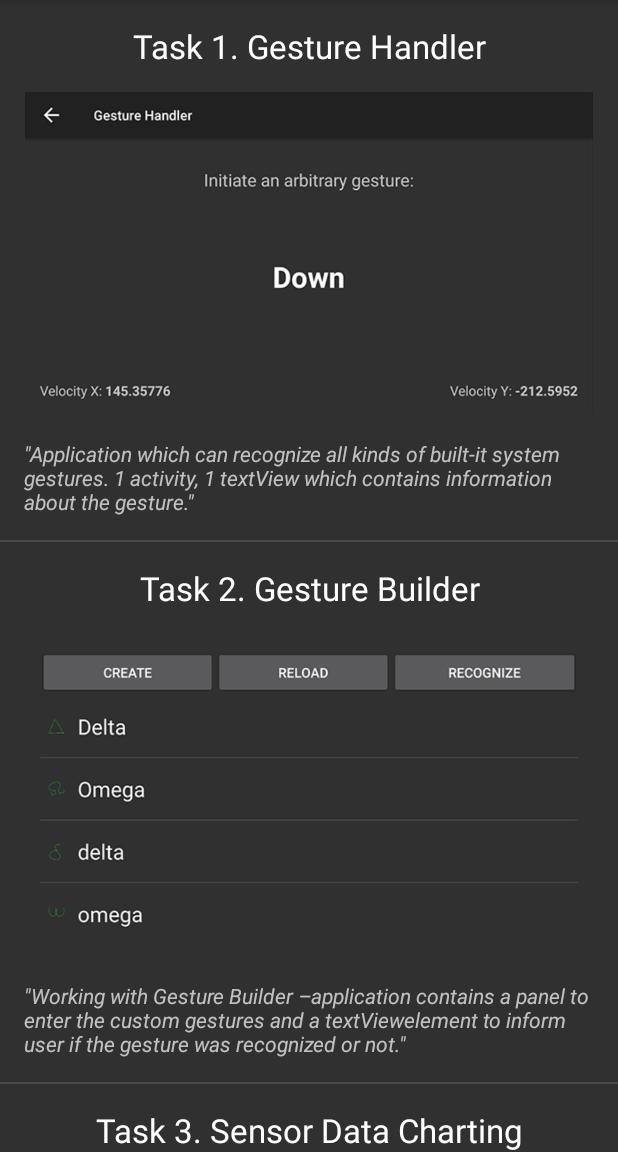
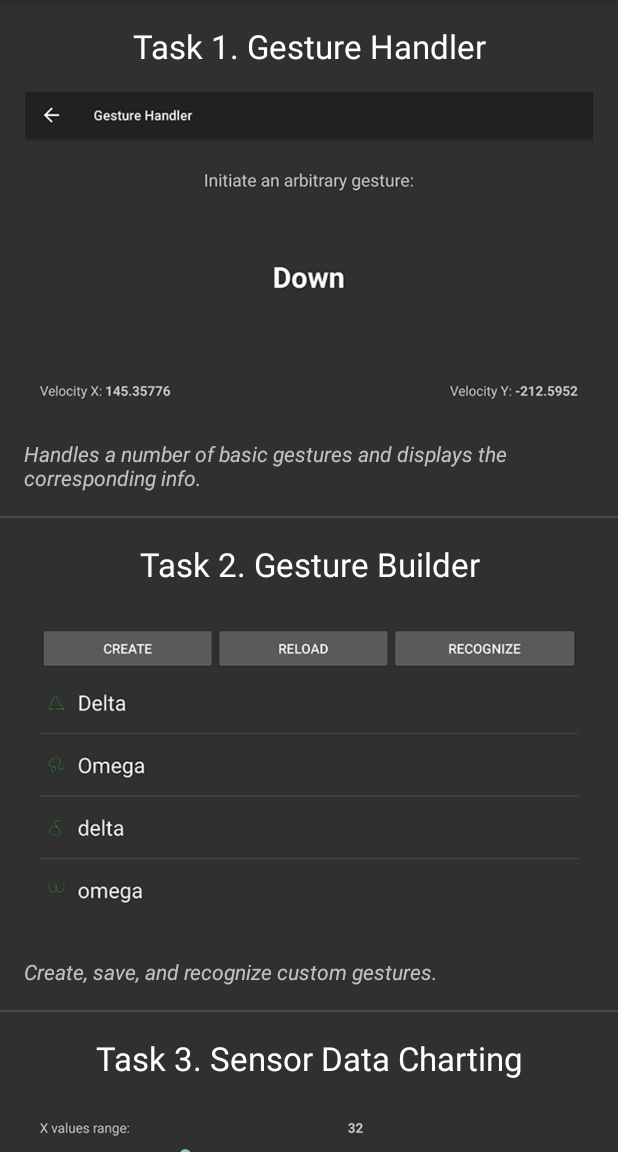
Before and after one commit to webyneter/Android-Sandbox, an Android app: the screen it shows after launch (MainActivity), on a phone screen of 412 x 824 dp, the part 84-1236 px from its top. Run offline under Robolectric (Android 15) with nearby library versions, the phone set to English and light mode, and no system bars.

Commit message:
- task descriptions altered

```diff
--- a/app/src/main/res/values/strings.xml
+++ b/app/src/main/res/values/strings.xml
@@ -18,25 +18,25 @@
     <string name="app_name">Android Playground</string>
 
     <string name="task1_name">Task 1. Gesture Handler</string>
-    <string name="task1_desc">\"Application which can recognize all kinds of built-it system gestures. 1 activity, 1 textView which contains information about the gesture.\"</string>
+    <string name="task1_desc">Handles a number of basic gestures and displays the corresponding info.</string>
 
     <string name="task2_name">Task 2. Gesture Builder</string>
-    <string name="task2_desc">\"Working with Gesture Builder –application contains a panel to enter the custom gestures and a textViewelement to inform user if the gesture was recognized or not.\"</string>
+    <string name="task2_desc">Create, save, and recognize custom gestures.</string>
 
     <string name="task3_name">Task 3. Sensor Data Charting</string>
-    <string name="task3_desc">\"Working with third-party libraries (AChartEngine, YandexAPI for getting your application analytics, etc.)\"</string>
+    <string name="task3_desc">Plots real-time data from Ambient Temperature, Light, Pressure, and Relative Humidity environment sensors provided any of them is available. Allows for dynamic sliding window width altering. ()</string>
 
     <string name="task4_name">Task 4. GPS</string>
-    <string name="task4_desc">\"Working with GPS: 3 textViews, 2 of them show coordinates and the 3rdshows GPS module status.\"</string>
+    <string name="task4_desc">Handles real-time GPS data.</string>
 
-    <string name="task5_name">Task 5. Third-party Image Gallery</string>
-    <string name="task5_desc">\"Image gallery containing navigational elements, information on the current image number and name / total number of images, etc.\"</string>
+    <string name="task5_name">Task 5. Image Gallery</string>
+    <string name="task5_desc">lawloretienne's ImageGallery-based photo album.</string>
 
     <string name="task6_name">Task 6. Contacts</string>
-    <string name="task6_desc">\"A custom contact list application where you can add, edit or delete contacts (name, phone, comment) and call or text them.\"</string>
+    <string name="task6_desc">Android sample project-based contact list.</string>
 
     <string name="task7_name">Task 7. Speech-to-Text</string>
-    <string name="task7_desc">\"Application which uses one of the voice recognition systems. It can contain a button and a textView; pressing a button activates the voice input, textViewelement shows the recognition result. The textViewelement should remember multiple recognition results.\"</string>
+    <string name="task7_desc">A naive speech-to-text converter.</string>
 
     <string name="activity_contacts_list">Contacts List</string>
     <string name="activity_contact_detail">Contact Detail</string>
@@ -73,7 +73,7 @@
     <string name="save_success">Gesture saved in %s</string>
     <string name="rename_action">OK</string>
     <string name="cancel_action">Cancel</string>
-    <string name="gestures_loading">Loading gestures...</string>
+    <string name="gestures_loading">Loading gestures…</string>
     <string name="gestures_empty">No gestures found!</string>
     <string name="gestures_activity">Gestures</string>
     <string name="gestures_rename">Rename</string>
@@ -85,6 +85,6 @@
     <string name="task2_btnListRecognize">Recognize</string>
     <string name="task2_tvRecognitionMsg">Perform gesture:</string>
     <string name="task2_no_match_found">No match found.</string>
-    <string name="task7_tbtnRecognition_off">Start recording...</string>
+    <string name="task7_tbtnRecognition_off">Start recording…</string>
     <string name="task7_tbtnRecognition_on">End recording</string>
 </resources>
```
